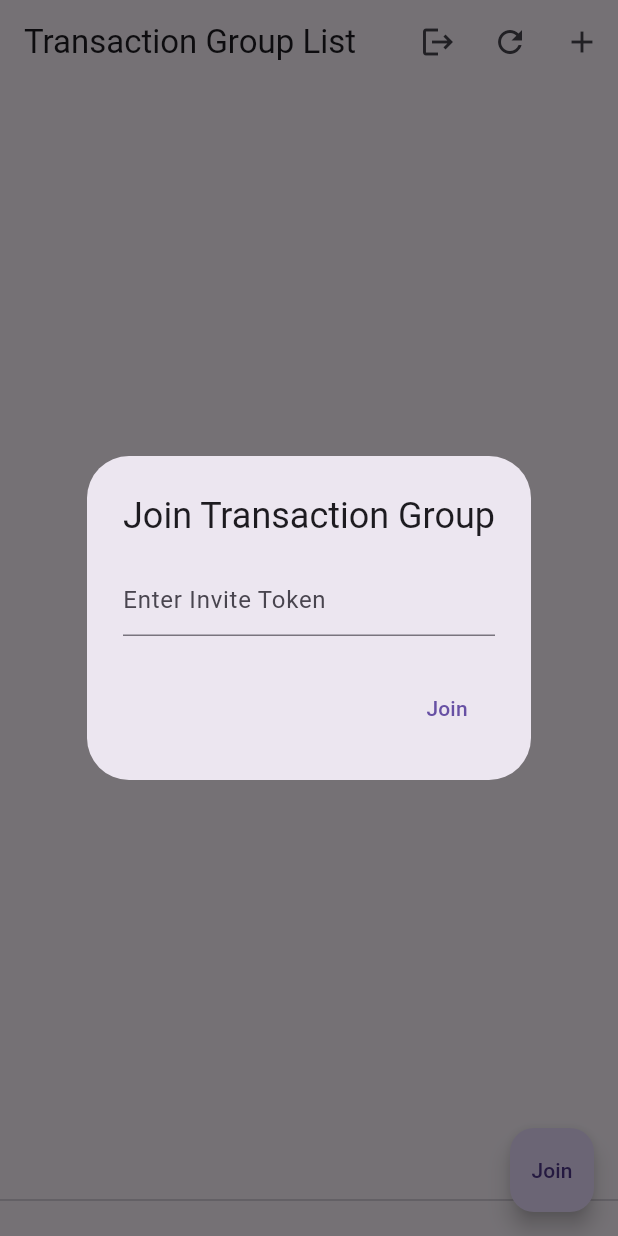
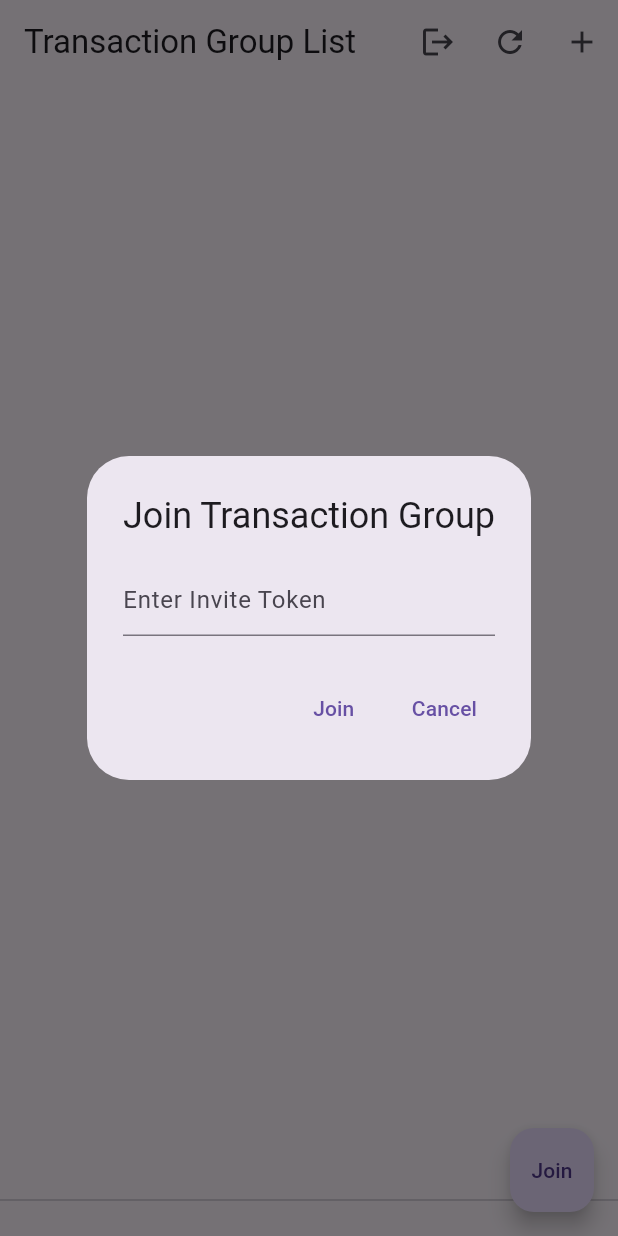
Before and after one commit to zyiology/splitter, a Flutter app: the screen it shows once a user with an empty profile is signed in, after a tap on "Join", on a phone screen of 412 x 824 dp. Run offline on Flutter 3.47's test engine with Material 3 defaults, Android fonts, the phone set to English and light mode, and no system bars; our stand-ins replace cloud_firestore, cloud_functions, firebase_auth, firebase_core, google_sign_in; accounts and stored records are empty; generated files the repository leaves out were written again.

Commit message:
fix: Add loading indicator when joining transaction group

```diff
--- /dev/null
+++ b/lib/dialogs/join_transaction_group_dialog.dart
@@ -0,0 +1,99 @@
+import 'package:flutter/material.dart';
+import '../providers/app_state.dart';
+
+class JoinTransactionGroupDialog extends StatefulWidget {
+  final AppState appState;
+
+  const JoinTransactionGroupDialog({Key? key, required this.appState})
+      : super(key: key);
+
+  @override
+  _JoinTransactionGroupDialogState createState() =>
+      _JoinTransactionGroupDialogState();
+}
+
+class _JoinTransactionGroupDialogState
+    extends State<JoinTransactionGroupDialog> {
+  final TextEditingController _controller = TextEditingController();
+  bool isLoading = false;
+
+  void _joinGroup() async {
+    setState(() {
+      isLoading = true;
+    });
+
+    final messenger = ScaffoldMessenger.of(context);
+    String inviteToken = _controller.text.trim();
+    if (inviteToken.isNotEmpty) {
+      bool success = await widget.appState.joinTransactionGroup(inviteToken);
+      if (!mounted) return;
+
+      if (success) {
+        Navigator.pop(context);
+      } else {
+        setState(() {
+          isLoading = false;
+        });
+        messenger.showSnackBar(
+          SnackBar(
+            content: Text('Invalid invite token'),
+          ),
+        );
+      }
+    } else {
+      setState(() {
+        isLoading = false;
+      });
+      messenger.showSnackBar(
+        SnackBar(
+          content: Text('Please enter a token'),
+        ),
+      );
+    }
+  }
+
+  @override
+  Widget build(BuildContext context) {
+    return AlertDialog(
+      title: Text('Join Transaction Group'),
+      content: Column(
+        mainAxisSize: MainAxisSize.min,
+        children: [
+          TextField(
+            controller: _controller,
+            decoration: InputDecoration(hintText: "Enter Invite Token"),
+            enabled: !isLoading,
+          ),
+          if (isLoading)
+            Padding(
+              padding: const EdgeInsets.only(top: 20.0),
+              child: CircularProgressIndicator(),
+            ),
+        ],
+      ),
+      actions: [
+        TextButton(
+          onPressed: isLoading ? null : _joinGroup,
+          child: Text('Join'),
+        ),
+        if (isLoading)
+          Padding(
+            padding: const EdgeInsets.only(right: 16.0),
+            child: SizedBox(
+              width: 20,
+              height: 20,
+              child: CircularProgressIndicator(strokeWidth: 2),
+            ),
+          ),
+        TextButton(
+          onPressed: isLoading
+              ? null
+              : () {
+                  Navigator.pop(context);
+                },
+          child: Text('Cancel'),
+        ),
+      ],
+    );
+  }
+}
--- a/lib/screens/home_screen.dart
+++ b/lib/screens/home_screen.dart
@@ -1,12 +1,11 @@
 // lib/screens/home_screen.dart
 import 'package:flutter/material.dart';
 import 'package:provider/provider.dart';
-import 'package:splitter/models/transaction_group.dart';
 import 'package:splitter/screens/sign_in_screen.dart';
 import '../providers/app_state.dart';
 import '../screens/transaction_group_screen.dart';
-import '../providers/utils.dart';
-import '../screens/add_transaction_group_dialog.dart';
+import '../dialogs/add_transaction_group_dialog.dart';
+import '../dialogs/join_transaction_group_dialog.dart';
 
 class HomeScreen extends StatefulWidget {
   @override
@@ -128,42 +127,11 @@ class _HomeScreenState extends State<HomeScreen> {
     );
   }
 
-
   void _showJoinTransactionGroupDialog(BuildContext context, AppState appState) {
-    final TextEditingController _controller = TextEditingController();
-
     showDialog(
       context: context,
-      builder: (context) {
-        return AlertDialog(
-          title: Text('Join Transaction Group'),
-          content: TextField(
-            controller: _controller,
-            decoration: InputDecoration(hintText: "Enter Invite Token"),
-          ),
-          actions: [
-            TextButton(
-              onPressed: () async {
-                final messenger = ScaffoldMessenger.of(context); // Capture before async call
-                String inviteToken = _controller.text.trim();
-                if (inviteToken.isNotEmpty) {
-                  bool success = await appState.joinTransactionGroup(inviteToken);
-                  if (success) {
-                    Navigator.pop(context);
-                  } else {
-                    messenger.showSnackBar(
-                      SnackBar(
-                        content: Text('Invalid invite token'),
-                      ),
-                    );
-                  }
-                }
-              },
-              child: Text('Join'),
-            ),
-          ],
-        );
-      },
+      barrierDismissible: false, // Prevents closing the dialog by tapping outside
+      builder: (context) => JoinTransactionGroupDialog(appState: appState),
     );
   }
 
```
